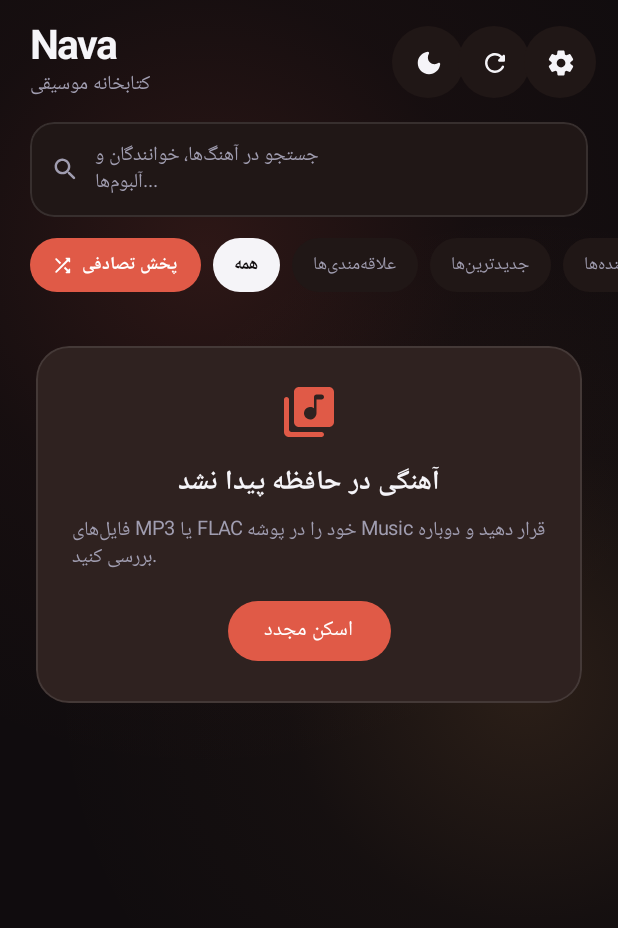
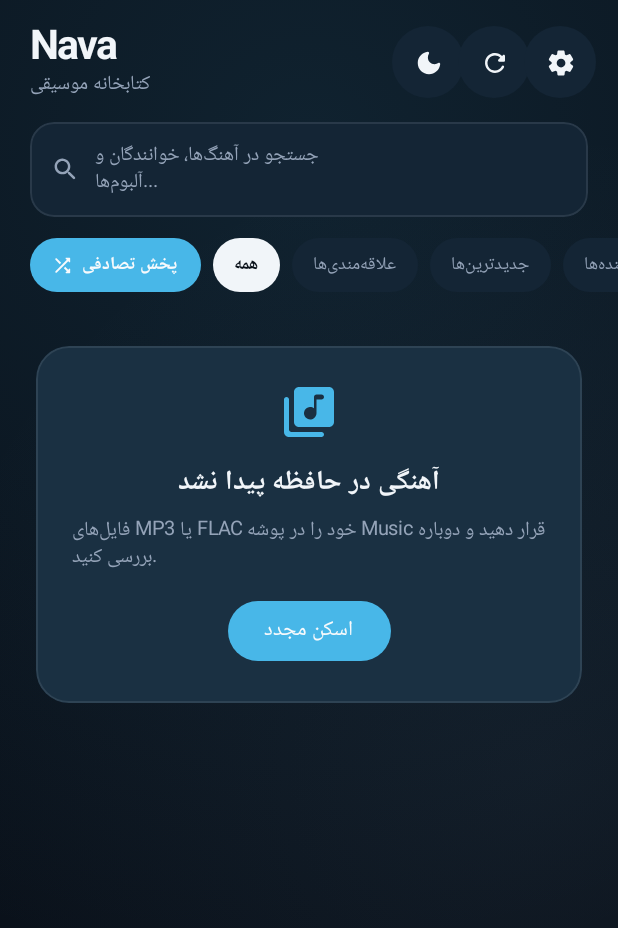
Before and after one commit to zarya8096-max/nava-music-player, an Android app built with Jetpack Compose: the screen it shows after launch (MainActivity), after a tap on an icon or button, on a phone screen of 412 x 824 dp. Shown: the top 928 px of the screen. Run offline under Robolectric (Android 15) with nearby library versions, the phone set to English and light mode, and no system bars; libraries missing offline, so code that uses them is left out: androidx.palette.graphics; 14 statements that could not run were skipped; 1 other tap on this screen came first.

Commit message:
design: cool arctic Nordic palette (zero pink/magenta), clean studio lighting, and minimal icons

```diff
--- a/app/src/main/java/com/nava/music/ui/components/MeshBackground.kt
+++ b/app/src/main/java/com/nava/music/ui/components/MeshBackground.kt
@@ -1,27 +1,17 @@
 package com.nava.music.ui.components
 
-import androidx.compose.animation.core.LinearEasing
-import androidx.compose.animation.core.RepeatMode
-import androidx.compose.animation.core.animateFloat
-import androidx.compose.animation.core.infiniteRepeatable
-import androidx.compose.animation.core.rememberInfiniteTransition
-import androidx.compose.animation.core.tween
 import androidx.compose.foundation.Canvas
 import androidx.compose.foundation.layout.fillMaxSize
 import androidx.compose.runtime.Composable
-import androidx.compose.runtime.getValue
 import androidx.compose.ui.Modifier
 import androidx.compose.ui.geometry.Offset
 import androidx.compose.ui.graphics.Brush
 import androidx.compose.ui.graphics.Color
 import com.nava.music.data.DynamicPalette
-import kotlin.math.PI
-import kotlin.math.cos
-import kotlin.math.sin
 
 /**
- * Refined, ultra-lightweight atmospheric backdrop supporting both Light and Dark themes.
- * When [animate] is false (e.g., on Library screen or while paused), uses zero animation frames.
+ * Clean, architectural studio-light backdrop — zero lava-lamp blobs, zero per-frame CPU overhead.
+ * Subtle cool overhead wash tinted softly by the active track's palette.
  */
 @Composable
 fun MeshBackground(
@@ -30,64 +20,38 @@ fun MeshBackground(
     intensity: Float = 1f,
     modifier: Modifier = Modifier
 ) {
-    val phase = if (animate) {
-        val infinite = rememberInfiniteTransition(label = "meshDrift")
-        val p by infinite.animateFloat(
-            initialValue = 0f,
-            targetValue = (2f * PI).toFloat(),
-            animationSpec = infiniteRepeatable(
-                animation = tween(durationMillis = 18000, easing = LinearEasing),
-                repeatMode = RepeatMode.Restart
-            ),
-            label = "meshPhase"
-        )
-        p
-    } else {
-        0.4f
-    }
-
-    val alphaScale = if (palette.isDark) intensity else intensity * 0.52f
+    val topAlpha = if (palette.isDark) 0.22f * intensity else 0.11f * intensity
+    val sideAlpha = if (palette.isDark) 0.14f * intensity else 0.07f * intensity
 
     Canvas(modifier = modifier.fillMaxSize()) {
-        val w = size.width
-        val h = size.height
-
         drawRect(color = palette.background)
 
-        val c1 = Offset(
-            x = w * (0.22f + 0.12f * cos(phase)),
-            y = h * (0.18f + 0.06f * sin(phase))
-        )
+        // Subtle overhead architectural spotlight
         drawCircle(
             brush = Brush.radialGradient(
                 colors = listOf(
-                    palette.primary.copy(alpha = 0.28f * alphaScale),
-                    palette.primary.copy(alpha = 0.06f * alphaScale),
+                    palette.primary.copy(alpha = topAlpha),
                     Color.Transparent
                 ),
-                center = c1,
-                radius = w * 0.85f
+                center = Offset(size.width * 0.5f, size.height * 0.12f),
+                radius = size.maxDimension * 0.68f
             ),
-            radius = w * 0.85f,
-            center = c1
+            radius = size.maxDimension * 0.68f,
+            center = Offset(size.width * 0.5f, size.height * 0.12f)
         )
 
-        val c2 = Offset(
-            x = w * (0.82f + 0.10f * sin(phase * 0.8f)),
-            y = h * (0.48f + 0.08f * cos(phase * 0.9f))
-        )
+        // Secondary cool edge wash
         drawCircle(
             brush = Brush.radialGradient(
                 colors = listOf(
-                    palette.secondary.copy(alpha = 0.24f * alphaScale),
-                    palette.secondary.copy(alpha = 0.05f * alphaScale),
+                    palette.secondary.copy(alpha = sideAlpha),
                     Color.Transparent
                 ),
-                center = c2,
-                radius = w * 0.78f
+                center = Offset(size.width * 0.88f, size.height * 0.62f),
+                radius = size.maxDimension * 0.52f
             ),
-            radius = w * 0.78f,
-            center = c2
+            radius = size.maxDimension * 0.52f,
+            center = Offset(size.width * 0.88f, size.height * 0.62f)
         )
     }
 }
--- a/app/src/main/java/com/nava/music/ui/screens/LibraryScreen.kt
+++ b/app/src/main/java/com/nava/music/ui/screens/LibraryScreen.kt
@@ -30,7 +30,7 @@ import androidx.compose.foundation.shape.CircleShape
 import androidx.compose.foundation.shape.RoundedCornerShape
 import androidx.compose.foundation.text.BasicTextField
 import androidx.compose.material.icons.Icons
-import androidx.compose.material.icons.rounded.AutoAwesome
+import androidx.compose.material.icons.rounded.Check
 import androidx.compose.material.icons.rounded.BrightnessAuto
 import androidx.compose.material.icons.rounded.Close
 import androidx.compose.material.icons.rounded.DarkMode
@@ -630,7 +630,7 @@ private fun PermissionPromptCard(
             ),
             shape = RoundedCornerShape(14.dp)
         ) {
-            Icon(Icons.Rounded.AutoAwesome, contentDescription = null, modifier = Modifier.size(18.dp))
+            Icon(Icons.Rounded.Check, contentDescription = null, modifier = Modifier.size(18.dp))
             Spacer(modifier = Modifier.width(8.dp))
             Text("فعال‌سازی دسترسی", fontWeight = FontWeight.Bold)
         }
--- a/app/src/main/java/com/nava/music/ui/screens/LyricsSheet.kt
+++ b/app/src/main/java/com/nava/music/ui/screens/LyricsSheet.kt
@@ -24,7 +24,7 @@ import androidx.compose.foundation.lazy.rememberLazyListState
 import androidx.compose.foundation.shape.CircleShape
 import androidx.compose.foundation.shape.RoundedCornerShape
 import androidx.compose.material.icons.Icons
-import androidx.compose.material.icons.rounded.AutoAwesome
+import androidx.compose.material.icons.rounded.Subtitles
 import androidx.compose.material.icons.rounded.Close
 import androidx.compose.material.icons.rounded.Refresh
 import androidx.compose.material.icons.rounded.Settings
@@ -287,7 +287,7 @@ fun LyricsSheet(
                             horizontalAlignment = Alignment.CenterHorizontally
                         ) {
                             Icon(
-                                imageVector = Icons.Rounded.AutoAwesome,
+                                imageVector = Icons.Rounded.Subtitles,
                                 contentDescription = null,
                                 tint = palette.primary,
                                 modifier = Modifier.size(36.dp)
--- a/app/src/main/java/com/nava/music/ui/screens/NowPlayingSheet.kt
+++ b/app/src/main/java/com/nava/music/ui/screens/NowPlayingSheet.kt
@@ -23,7 +23,7 @@ import androidx.compose.foundation.shape.RoundedCornerShape
 import androidx.compose.material.icons.Icons
 import androidx.compose.material.icons.automirrored.rounded.QueueMusic
 import androidx.compose.material.icons.rounded.Album
-import androidx.compose.material.icons.rounded.AutoAwesome
+import androidx.compose.material.icons.rounded.Translate
 import androidx.compose.material.icons.rounded.Favorite
 import androidx.compose.material.icons.rounded.FavoriteBorder
 import androidx.compose.material.icons.rounded.GraphicEq
@@ -369,7 +369,7 @@ fun NowPlayingSheet(
                             horizontalArrangement = Arrangement.spacedBy(7.dp)
                         ) {
                             Icon(
-                                imageVector = Icons.Rounded.AutoAwesome,
+                                imageVector = Icons.Rounded.Translate,
                                 contentDescription = null,
                                 tint = palette.primary,
                                 modifier = Modifier.size(18.dp)
--- a/app/src/main/java/com/nava/music/ui/screens/SettingsSheet.kt
+++ b/app/src/main/java/com/nava/music/ui/screens/SettingsSheet.kt
@@ -22,7 +22,7 @@ import androidx.compose.foundation.shape.CircleShape
 import androidx.compose.foundation.shape.RoundedCornerShape
 import androidx.compose.foundation.verticalScroll
 import androidx.compose.material.icons.Icons
-import androidx.compose.material.icons.rounded.AutoAwesome
+import androidx.compose.material.icons.rounded.Tune
 import androidx.compose.material.icons.rounded.BrightnessAuto
 import androidx.compose.material.icons.rounded.Check
 import androidx.compose.material.icons.rounded.Close
@@ -112,7 +112,7 @@ fun SettingsSheet(
                     horizontalArrangement = Arrangement.spacedBy(8.dp)
                 ) {
                     Icon(
-                        imageVector = Icons.Rounded.AutoAwesome,
+                        imageVector = Icons.Rounded.Tune,
                         contentDescription = null,
                         tint = palette.primary
                     )
--- a/app/src/main/java/com/nava/music/ui/screens/VinylPlayerView.kt
+++ b/app/src/main/java/com/nava/music/ui/screens/VinylPlayerView.kt
@@ -27,7 +27,7 @@ import androidx.compose.foundation.layout.width
 import androidx.compose.foundation.shape.CircleShape
 import androidx.compose.foundation.shape.RoundedCornerShape
 import androidx.compose.material.icons.Icons
-import androidx.compose.material.icons.rounded.AutoAwesome
+import androidx.compose.material.icons.rounded.Translate
 import androidx.compose.material.icons.rounded.Close
 import androidx.compose.material.icons.rounded.Favorite
 import androidx.compose.material.icons.rounded.FavoriteBorder
@@ -446,7 +446,7 @@ private fun VinylControlsColumn(
                 Icon(
                     imageVector = if (isFavorite) Icons.Rounded.Favorite else Icons.Rounded.FavoriteBorder,
                     contentDescription = "Favorite",
-                    tint = if (isFavorite) Color(0xFFE5486A) else palette.onBackgroundMuted,
+                    tint = if (isFavorite) palette.primary else palette.onBackgroundMuted,
                     modifier = Modifier.size(18.dp)
                 )
             }
@@ -510,7 +510,7 @@ private fun VinylControlsColumn(
                     horizontalArrangement = Arrangement.spacedBy(6.dp)
                 ) {
                     Icon(
-                        imageVector = Icons.Rounded.AutoAwesome,
+                        imageVector = Icons.Rounded.Translate,
                         contentDescription = null,
                         tint = palette.primary,
                         modifier = Modifier.size(16.dp)
--- a/app/src/main/java/com/nava/music/ui/theme/DynamicThemeEngine.kt
+++ b/app/src/main/java/com/nava/music/ui/theme/DynamicThemeEngine.kt
@@ -21,17 +21,17 @@ import kotlin.math.abs
 object DynamicThemeEngine {
 
     /**
-     * Refined editorial fallback seeds (warm, organic, non-slop hues).
+     * Cool, architectural Nordic / Hi-Fi fallback seeds — zero pink, coral, or magenta.
      */
     private val curatedSeeds = listOf(
-        PaletteSeed(Color(0xFFE05A47), Color(0xFFF2A65A), Color(0xFF7B2D4E)), // Terracotta & Amber
-        PaletteSeed(Color(0xFF1E9E89), Color(0xFF38A3D1), Color(0xFF154E5C)), // Deep Aegean Teal
-        PaletteSeed(Color(0xFFD9822B), Color(0xFFE86A58), Color(0xFF6B321A)), // Saffron & Clay
-        PaletteSeed(Color(0xFFD6456B), Color(0xFFF0938B), Color(0xFF5D214A)), // Velvet Rose
-        PaletteSeed(Color(0xFF3B7DD8), Color(0xFFE8845C), Color(0xFF1B3A70)), // Studio Cobalt & Peach
-        PaletteSeed(Color(0xFF2E9E6E), Color(0xFFD4B845), Color(0xFF144D3A)), // Moss & Brass
-        PaletteSeed(Color(0xFFC9603B), Color(0xFFC978B8), Color(0xFF59204E)), // Copper & Plum
-        PaletteSeed(Color(0xFF288FA3), Color(0xFFE5A93C), Color(0xFF174552))  // Petrol & Ochre
+        PaletteSeed(Color(0xFF38BDF8), Color(0xFF81A1C1), Color(0xFF0F2942)), // Glacier Blue & Arctic Slate
+        PaletteSeed(Color(0xFF2DD4BF), Color(0xFF38BDF8), Color(0xFF0F3B42)), // Nordic Fjord Teal
+        PaletteSeed(Color(0xFF60A5FA), Color(0xFF93C5FD), Color(0xFF172B4D)), // Deep Sapphire Frost
+        PaletteSeed(Color(0xFF34D399), Color(0xFF67E8F9), Color(0xFF0E3833)), // Pine Mint & Ice
+        PaletteSeed(Color(0xFF7DD3FC), Color(0xFF94A3B8), Color(0xFF1E293B)), // Mist Cyan & Titanium
+        PaletteSeed(Color(0xFF22D3EE), Color(0xFF60A5FA), Color(0xFF103344)), // Polar Cyan & Steel
+        PaletteSeed(Color(0xFF4ADE80), Color(0xFF2DD4BF), Color(0xFF11352C)), // Boreal Emerald
+        PaletteSeed(Color(0xFF94A3B8), Color(0xFF38BDF8), Color(0xFF1B2432))  // Brushed Silver & Sky
     )
 
     val defaultSeed: PaletteSeed = curatedSeeds[0]
@@ -42,8 +42,9 @@ object DynamicThemeEngine {
     }
 
     /**
-     * Extracts a lightweight PaletteSeed using the shared singleton Coil ImageLoader
-     * at 96x96 resolution (minimal RAM footprint, zero leaked ImageLoaders).
+     * Extracts album-art colors at 96x96 via singleton Coil loader (minimal RAM).
+     * Filters out pink/magenta hues in favor of cool complementary swatches from the cover
+     * (or falls back to cool architectural tones if the cover is overwhelmingly pink).
      */
     suspend fun extractSeedFromArtwork(
         context: Context,
@@ -51,39 +52,42 @@ object DynamicThemeEngine {
         fallbackSeed: String
     ): PaletteSeed = withContext(Dispatchers.IO) {
         val bitmap = loadSmallBitmap(context, artUri) ?: return@withContext fallbackSeedForKey(fallbackSeed)
-        val palette = Palette.from(bitmap).maximumColorCount(12).generate()
+        val palette = Palette.from(bitmap).maximumColorCount(16).generate()
 
-        val vibrant = palette.vibrantSwatch?.rgb
-        val lightVibrant = palette.lightVibrantSwatch?.rgb
-        val darkVibrant = palette.darkVibrantSwatch?.rgb
-        val dominant = palette.dominantSwatch?.rgb
-        val muted = palette.mutedSwatch?.rgb
+        val candidates = listOfNotNull(
+            palette.vibrantSwatch?.rgb,
+            palette.lightVibrantSwatch?.rgb,
+            palette.dominantSwatch?.rgb,
+            palette.mutedSwatch?.rgb,
+            palette.darkVibrantSwatch?.rgb,
+            palette.darkMutedSwatch?.rgb
+        ).map { Color(it) }
 
-        val primaryInt = vibrant ?: dominant ?: lightVibrant
-            ?: return@withContext fallbackSeedForKey(fallbackSeed)
-        val secondaryInt = lightVibrant ?: muted ?: vibrant ?: primaryInt
-        val tertiaryInt = darkVibrant ?: dominant ?: primaryInt
+        val nonPink = candidates.filterNot { isPinkOrMagenta(it) }
+        if (nonPink.isEmpty()) {
+            return@withContext fallbackSeedForKey(fallbackSeed)
+        }
 
-        PaletteSeed(
-            primary = Color(primaryInt),
-            secondary = Color(secondaryInt),
-            tertiary = Color(tertiaryInt)
-        )
+        val primary = nonPink[0]
+        val secondary = nonPink.getOrElse(1) { shiftCool(primary, +18f) }
+        val tertiary = nonPink.lastOrNull() ?: shiftCool(primary, -15f)
+
+        PaletteSeed(primary = primary, secondary = secondary, tertiary = tertiary)
     }
 
     /**
-     * Resolves a PaletteSeed into either a refined Light (warm studio alabaster)
-     * or Dark (obsidian ink) editorial palette with guaranteed WCAG text contrast.
+     * Resolves a PaletteSeed into a crisp, cool-toned Light (Nordic Frost) or Dark (Arctic Obsidian)
+     * palette with WCAG-compliant contrast.
      */
     fun resolvePalette(seed: PaletteSeed, isDark: Boolean): DynamicPalette {
         return if (isDark) {
-            val primary = tuneHsl(seed.primary, minSat = 0.48f, maxSat = 0.86f, minLight = 0.56f, maxLight = 0.70f)
-            val secondary = tuneHsl(seed.secondary, minSat = 0.42f, maxSat = 0.82f, minLight = 0.62f, maxLight = 0.78f)
-            val tertiary = tuneHsl(seed.tertiary, minSat = 0.30f, maxSat = 0.55f, minLight = 0.20f, maxLight = 0.34f)
-            val bg = tintNeutral(seed.tertiary, targetLightness = 0.055f, maxSat = 0.24f)
-            val surface = tintNeutral(seed.primary, targetLightness = 0.105f, maxSat = 0.18f)
-            val elevated = tintNeutral(seed.primary, targetLightness = 0.155f, maxSat = 0.20f)
-            val onPrimary = if (primary.luminance() > 0.40f) Color(0xFF101014) else Color(0xFFFFFFFF)
+            val primary = tuneHsl(seed.primary, minSat = 0.44f, maxSat = 0.78f, minLight = 0.56f, maxLight = 0.70f)
+            val secondary = tuneHsl(seed.secondary, minSat = 0.36f, maxSat = 0.70f, minLight = 0.64f, maxLight = 0.78f)
+            val tertiary = tuneHsl(seed.tertiary, minSat = 0.24f, maxSat = 0.46f, minLight = 0.16f, maxLight = 0.28f)
+            val bg = blendCoolBase(Color(0xFF080C12), seed.tertiary, tintAmount = 0.14f)
+            val surface = blendCoolBase(Color(0xFF111824), seed.primary, tintAmount = 0.08f)
+            val elevated = blendCoolBase(Color(0xFF17202E), seed.primary, tintAmount = 0.10f)
+            val onPrimary = if (primary.luminance() > 0.42f) Color(0xFF090D14) else Color(0xFFF8FAFC)
 
             DynamicPalette(
                 isDark = true,
@@ -93,20 +97,20 @@ object DynamicThemeEngine {
                 background = bg,
                 surface = surface,
                 surfaceElevated = elevated,
-                outline = Color.White.copy(alpha = 0.10f),
+                outline = Color(0xFFE2E8F0).copy(alpha = 0.10f),
                 onPrimary = onPrimary,
-                onBackground = Color(0xFFF5F4F8),
-                onBackgroundMuted = Color(0xFFA09DB0)
+                onBackground = Color(0xFFF1F5F9),
+                onBackgroundMuted = Color(0xFF94A3B8)
             )
         } else {
-            // Editorial Light Mode: Warm alabaster paper subtly tinted by the album hue
-            val primary = tuneHsl(seed.primary, minSat = 0.50f, maxSat = 0.84f, minLight = 0.36f, maxLight = 0.48f)
-            val secondary = tuneHsl(seed.secondary, minSat = 0.46f, maxSat = 0.80f, minLight = 0.42f, maxLight = 0.56f)
-            val tertiary = tuneHsl(seed.tertiary, minSat = 0.32f, maxSat = 0.55f, minLight = 0.76f, maxLight = 0.86f)
-            val bg = tintNeutral(seed.primary, targetLightness = 0.965f, maxSat = 0.16f)
-            val surface = tintNeutral(seed.primary, targetLightness = 0.992f, maxSat = 0.08f)
+            // Crisp Arctic Frost Light Mode — clean cool alabaster & slate ink
+            val primary = tuneHsl(seed.primary, minSat = 0.48f, maxSat = 0.80f, minLight = 0.34f, maxLight = 0.46f)
+            val secondary = tuneHsl(seed.secondary, minSat = 0.40f, maxSat = 0.72f, minLight = 0.40f, maxLight = 0.54f)
+            val tertiary = tuneHsl(seed.tertiary, minSat = 0.22f, maxSat = 0.42f, minLight = 0.82f, maxLight = 0.90f)
+            val bg = blendCoolBase(Color(0xFFF3F6FA), seed.primary, tintAmount = 0.05f)
+            val surface = blendCoolBase(Color(0xFFEAEFF5), seed.primary, tintAmount = 0.04f)
             val elevated = Color(0xFFFFFFFF)
-            val onPrimary = if (primary.luminance() > 0.46f) Color(0xFF15141A) else Color(0xFFFFFFFF)
+            val onPrimary = if (primary.luminance() > 0.46f) Color(0xFF0F172A) else Color(0xFFFFFFFF)
 
             DynamicPalette(
                 isDark = false,
@@ -116,12 +120,28 @@ object DynamicThemeEngine {
                 background = bg,
                 surface = surface,
                 surfaceElevated = elevated,
-                outline = Color(0xFF16151C).copy(alpha = 0.08f),
+                outline = Color(0xFF0F172A).copy(alpha = 0.08f),
                 onPrimary = onPrimary,
-                onBackground = Color(0xFF15141A),
-                onBackgroundMuted = Color(0xFF605D6C)
+                onBackground = Color(0xFF0F172A),
+                onBackgroundMuted = Color(0xFF526074)
             )
         }
+    }
+
+    private fun isPinkOrMagenta(color: Color): Boolean {
+        val hsl = FloatArray(3)
+        ColorUtils.colorToHSL(color.toArgb(), hsl)
+        val hue = hsl[0]
+        val sat = hsl[1]
+        return sat > 0.16f && (hue in 288f..356f)
+    }
+
+    private fun shiftCool(color: Color, deltaHue: Float): Color {
+        val hsl = FloatArray(3)
+        ColorUtils.colorToHSL(color.toArgb(), hsl)
+        hsl[0] = (hsl[0] + deltaHue + 360f) % 360f
+        if (hsl[0] in 288f..356f) hsl[0] = 205f
+        return Color(ColorUtils.HSLToColor(hsl))
     }
 
     private fun tuneHsl(
@@ -133,21 +153,19 @@ object DynamicThemeEngine {
     ): Color {
         val hsl = FloatArray(3)
         ColorUtils.colorToHSL(color.toArgb(), hsl)
+        if (hsl[0] in 288f..356f) hsl[0] = 205f
         hsl[1] = hsl[1].coerceIn(minSat, maxSat)
         hsl[2] = hsl[2].coerceIn(minLight, maxLight)
         return Color(ColorUtils.HSLToColor(hsl))
     }
 
-    private fun tintNeutral(
-        color: Color,
-        targetLightness: Float,
-        maxSat: Float
-    ): Color {
-        val hsl = FloatArray(3)
-        ColorUtils.colorToHSL(color.toArgb(), hsl)
-        hsl[1] = (hsl[1] * 0.38f).coerceIn(0.06f, maxSat)
-        hsl[2] = targetLightness
-        return Color(ColorUtils.HSLToColor(hsl))
+    private fun blendCoolBase(base: Color, tint: Color, tintAmount: Float): Color {
+        return Color(
+            red = base.red * (1f - tintAmount) + tint.red * tintAmount,
+            green = base.green * (1f - tintAmount) + tint.green * tintAmount,
+            blue = base.blue * (1f - tintAmount) + tint.blue * tintAmount,
+            alpha = 1f
+        )
     }
 
     private suspend fun loadSmallBitmap(context: Context, uri: Uri): Bitmap? {
--- a/app/src/main/res/values/colors.xml
+++ b/app/src/main/res/values/colors.xml
@@ -1,3 +1,3 @@
 <resources>
-    <color name="ic_launcher_background">#120E1E</color>
+    <color name="ic_launcher_background">#080D14</color>
 </resources>
```
Also changed, not shown: app/src/main/res/drawable/ic_launcher_foreground.xml (+12 -17 lines).
